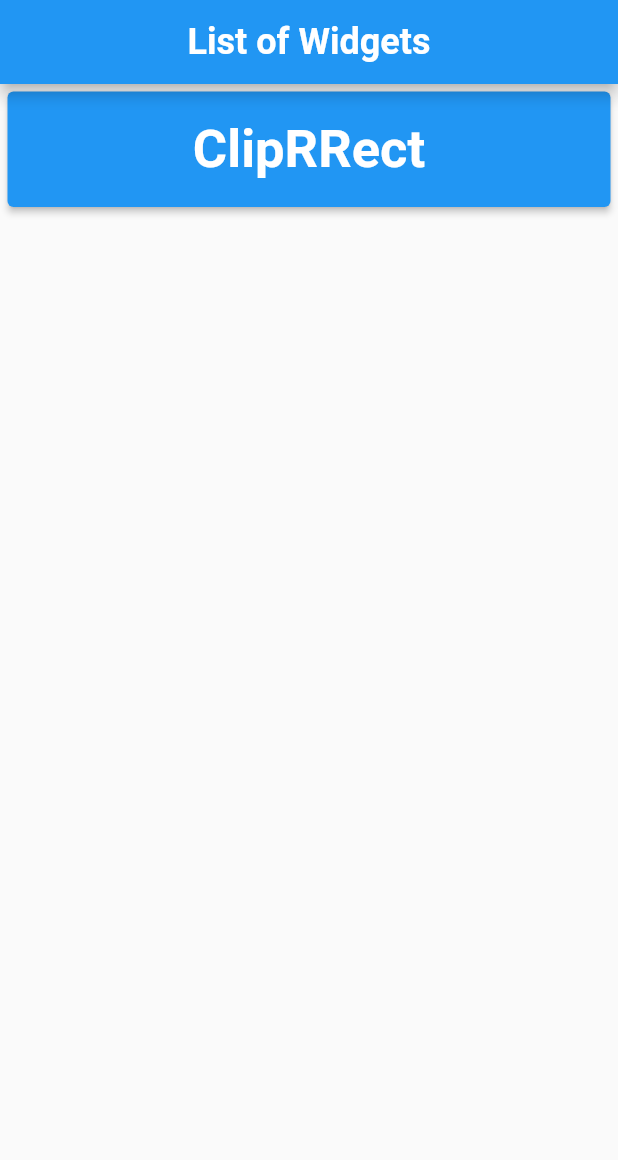
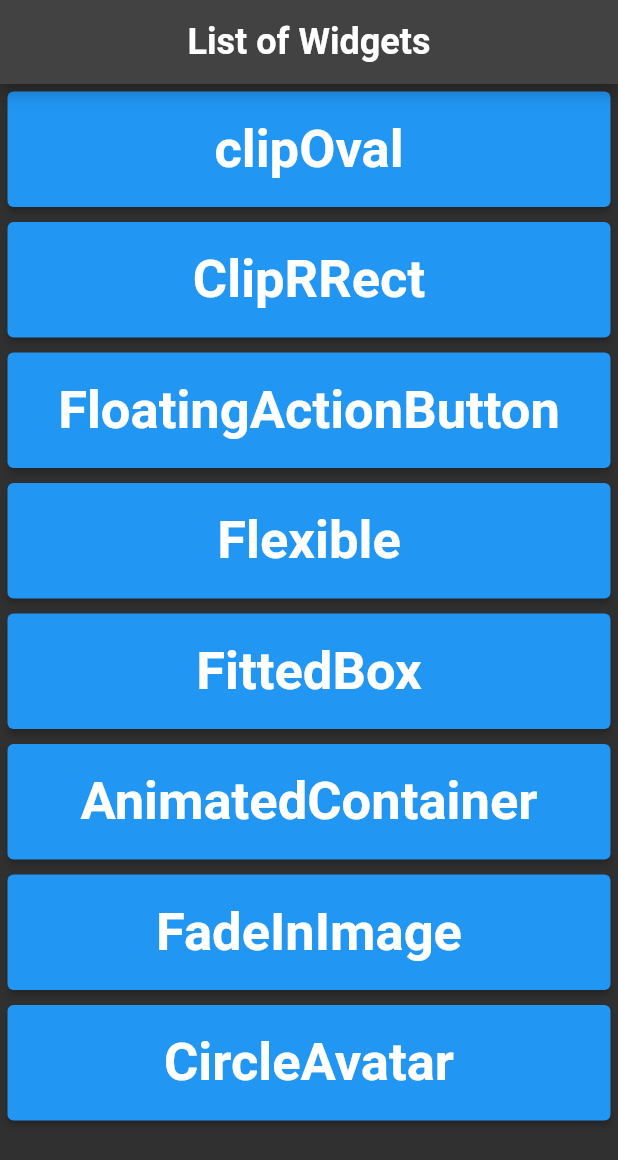
Before and after one commit to asadpro/Widgets-of-the-Morning-Part_1, a Flutter app: the screen it shows after launch, on a phone screen of 412 x 824 dp. Shown: the top 1160 px of the screen. Run offline on Flutter 3.47's test engine with Material 2 defaults, Android fonts, the phone set to English and light mode, and no system bars.

Commit message:
creating individual class for everywidget

```diff
--- a/analysis_options.yaml
+++ b/analysis_options.yaml
@@ -22,7 +22,8 @@ linter:
   # `// ignore_for_file: name_of_lint` syntax on the line or in the file
   # producing the lint.
   rules:
-    # avoid_print: false  # Uncomment to disable the `avoid_print` rule
+    avoid_print: false  # Uncomment to disable the `avoid_print` rule
+    prefer_const_constructors: false
     # prefer_single_quotes: true  # Uncomment to enable the `prefer_single_quotes` rule
 
 # Additional information about this file can be found at
--- a/lib/main.dart
+++ b/lib/main.dart
@@ -1,32 +1,37 @@
-import 'dart:math' as math;
 import 'package:flutter/material.dart';
-import 'package:play_with_widgets_part_1/clipOval.dart';
+import 'package:play_with_widgets_part_1/clip_oval.dart';
+import 'package:play_with_widgets_part_1/clipr_rect.dart';
+
+import 'animated_container.dart';
+import 'circle_avatar.dart';
+import 'fade_in_image.dart';
+import 'fitted__box.dart';
+import 'flexible.dart';
+import 'floating_action_button.dart';
 
 void main() {
-  runApp(MaterialApp(
-    home: MyApp(),
-    routes: {
-      'route1': (context) => clipOvalWidget(),
-      'route2': (context) => clipOvalWidget(),
-    },
-  ));
+  runApp(
+    MaterialApp(
+      theme: ThemeData.dark(),
+      initialRoute: '/',
+      routes: {
+        '/': (context) => MyApp(),
+        'clipOval': (context) => clipOvalWidget(),
+        'clipRRect': (context) => ClipRRectWidget(),
+        'CircleAvatar': (context) => CircleAvatarWidget(),
+        'AnimatedContainerWidget': (context) => AnimatedContainerWidget(),
+        'FadeInImageWidget': (context) => FadeInImageWidget(),
+        'FittedBoxWidget': (context) => FittedBoxWidget(),
+        'FloatingActionWidget': (context) => FloatingActionWidget(),
+        'FlexibleWidget': (context) => FlexibleWidget(),
+      },
+    ),
+  );
 }
 
 class MyApp extends StatelessWidget {
   MyApp({Key? key}) : super(key: key);
   final List<Widget> emptyListForBtn = [];
-  List<String> nameOfWidget = [
-    'ClipRRect()',
-    'ClipOval()',
-    'CircleAvatar()',
-    'FadeInImage().assetNetwork()',
-    'AnimatedContainer()',
-    'FittedBox()',
-    'Flexible() ',
-    'FloatingActionButton()',
-    'BottomAppBar()',
-    'CircleBorder()'
-  ];
 
   @override
   Widget build(BuildContext context) {
@@ -43,7 +48,38 @@ class MyApp extends StatelessWidget {
           // padding: EdgeInsets.all(15.0),
           itemExtent: 87,
           children: [
-            WidgetButton(),
+            WidgetButton(
+              widgetName: 'clipOval',
+              route: 'clipOval',
+            ),
+            WidgetButton(
+              widgetName: 'ClipRRect',
+              route: 'clipRRect',
+            ),
+            WidgetButton(
+              widgetName: 'FloatingActionButton',
+              route: 'FloatingActionWidget',
+            ),
+            WidgetButton(
+              widgetName: 'Flexible',
+              route: 'FlexibleWidget',
+            ),
+            WidgetButton(
+              widgetName: 'FittedBox',
+              route: 'FittedBoxWidget',
+            ),
+            WidgetButton(
+              widgetName: 'AnimatedContainer',
+              route: 'AnimatedContainerWidget',
+            ),
+            WidgetButton(
+              widgetName: 'FadeInImage',
+              route: 'FadeInImageWidget',
+            ),
+            WidgetButton(
+              widgetName: 'CircleAvatar',
+              route: 'CircleAvatar',
+            ),
           ],
         ),
       ),
@@ -52,9 +88,10 @@ class MyApp extends StatelessWidget {
 }
 
 class WidgetButton extends StatelessWidget {
-  // WidgetButton({required this.widgetName, required this.onPress});
-  // String widgetName;
-  // VoidCallback onPress;
+  WidgetButton({Key? key, required this.widgetName, required this.route})
+      : super(key: key);
+  final String widgetName;
+  final String route;
 
   @override
   Widget build(BuildContext context) {
@@ -62,10 +99,10 @@ class WidgetButton extends StatelessWidget {
       padding: const EdgeInsets.all(5.0),
       child: ElevatedButton(
         onPressed: () {
-          Navigator.pushNamed(context, 'route1');
+          Navigator.pushNamed(context, route);
         },
         child: Text(
-          'ClipRRect',
+          widgetName,
           style: TextStyle(
             fontSize: 35.0,
             fontWeight: FontWeight.bold,
```
Also changed, not shown: lib/animatedContainer.dart (deleted, +0 -18 lines), lib/cicleAvatar.dart (deleted, +0 -18 lines), lib/clipOval.dart (deleted, +0 -20 lines), lib/clipRRect.dart (deleted, +0 -23 lines), lib/fadeInImage.dart (deleted, +0 -18 lines), lib/fittedBox.dart (deleted, +0 -18 lines), lib/flexible.dart (+8 -2 lines), lib/floatingActionButton.dart (deleted, +0 -18 lines), pubspec.yaml (+9 -42 lines).
